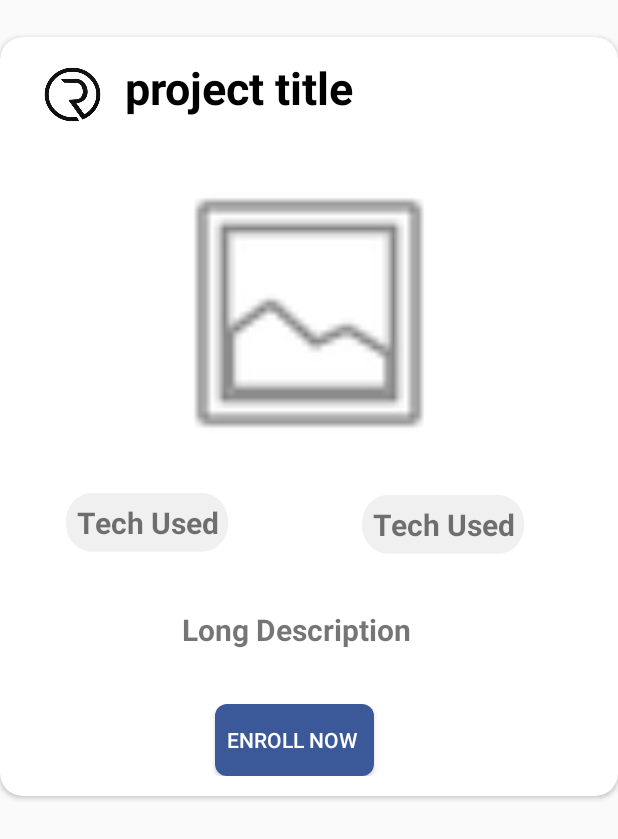
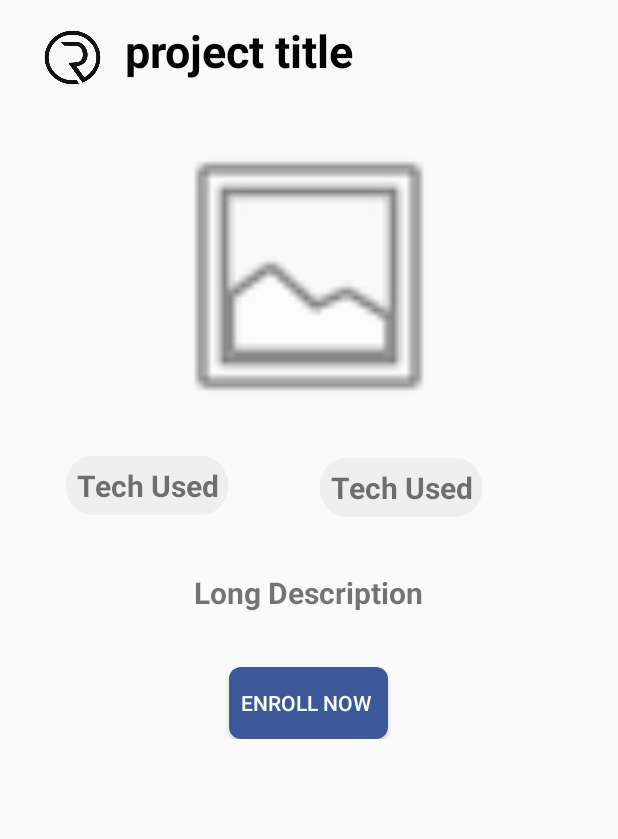
Before and after one commit to slkshatriya/RyftOfficial, an Android app: the layout fragment_details.xml on its own in the app's theme, with its tools: preview values and no code run, on a phone screen of 412 x 824 dp. Shown: the top 839 px of the screen. Run offline under Robolectric (Android 15) with nearby library versions, the phone set to English and light mode, and no system bars.

Commit message:
updated layout

```diff
--- a/app/build.gradle
+++ b/app/build.gradle
@@ -28,6 +28,7 @@ dependencies {
     implementation 'androidx.constraintlayout:constraintlayout:2.0.4'
     implementation 'androidx.cardview:cardview:1.0.0'
     implementation 'com.etebarian:meow-bottom-navigation-java:1.2.0'
+    implementation 'de.hdodenhof:circleimageview:3.1.0'
     implementation 'androidx.recyclerview:recyclerview:1.1.0'
     implementation 'androidx.legacy:legacy-support-v4:1.0.0'
     testImplementation 'junit:junit:4.12'
--- a/app/src/main/java/com/technocrats/ryftofficial/DevFragment.java
+++ b/app/src/main/java/com/technocrats/ryftofficial/DevFragment.java
@@ -7,8 +7,6 @@ import android.view.View;
 import android.view.ViewGroup;
 import android.widget.TextView;
 
-import androidx.annotation.NonNull;
-import androidx.annotation.Nullable;
 import androidx.fragment.app.Fragment;
 
 
@@ -26,7 +24,7 @@ public class DevFragment extends Fragment {
         return inflater.inflate(R.layout.fragment_dev, container, false);
     }
 
-    @Override
+   /* @Override
     public void onViewCreated(@NonNull View view, @Nullable Bundle savedInstanceState) {
         super.onViewCreated(view, savedInstanceState);
         titleTextView=getView().findViewById(R.id.ProjectTitle);
@@ -48,5 +46,5 @@ public class DevFragment extends Fragment {
         techUsed2TextView.setText(intent.getExtras().getString("tech used 2"));
         techUsed3TextView.setText(intent.getExtras().getString("tech used 3"));
         techUsed4TextView.setText(intent.getExtras().getString("tech used 4"));
-    }
+    } */
 }
--- a/app/src/main/java/com/technocrats/ryftofficial/ProjectDetailActivity.java
+++ b/app/src/main/java/com/technocrats/ryftofficial/ProjectDetailActivity.java
@@ -1,10 +1,8 @@
 package com.technocrats.ryftofficial;
 
 import android.content.Intent;
-import android.graphics.Bitmap;
 import android.os.Bundle;
 import android.view.View;
-import android.widget.ImageView;
 import android.widget.TextView;
 
 import androidx.appcompat.app.AppCompatActivity;
@@ -78,14 +76,14 @@ public class ProjectDetailActivity extends AppCompatActivity {
 
         if(position==0)
         {
-            details.setTextSize(25);
+            details.setTextSize(20);
             dev.setTextSize(15);
 
         }
         if(position==1)
         {
             details.setTextSize(15);
-            dev.setTextSize(25);
+            dev.setTextSize(20);
 
         }
 
--- a/app/src/main/res/layout/fragment_details.xml
+++ b/app/src/main/res/layout/fragment_details.xml
@@ -6,14 +6,6 @@
     xmlns:app="http://schemas.android.com/apk/res-auto"
     tools:context=".DetailsFragment">
 
-
-    <androidx.cardview.widget.CardView
-        android:layout_marginBottom="10dp"
-        android:layout_marginTop="20dp"
-        android:layout_gravity="center"
-        app:cardCornerRadius="15dp"
-        android:layout_height="wrap_content"
-        android:layout_width="match_parent">
 
 
         <RelativeLayout
@@ -60,12 +52,11 @@
                 android:layout_height="wrap_content"
                 android:text="Tech Used"
                 android:textSize="20sp"
+                android:layout_marginStart="30dp"
                 android:textStyle="bold"
                 android:background="@drawable/ic_cat_bg"
                 android:gravity="center"
                 android:padding="6dp"
-                android:layout_alignLeft="@id/logo"
-                android:layout_marginLeft="20dp"
                 android:layout_below="@+id/dprojectImg"
                 android:layout_marginTop="20dp"
                 android:id="@+id/dtechUsed1"
@@ -76,7 +67,8 @@
                 android:layout_width="wrap_content"
                 android:layout_height="wrap_content"
                 android:layout_below="@+id/dprojectImg"
-                android:layout_marginStart="88dp"
+                android:layout_marginStart="60dp"
+                android:layout_centerHorizontal="true"
                 android:layout_marginTop="21dp"
                 android:layout_toEndOf="@+id/dtechUsed1"
                 android:background="@drawable/ic_cat_bg"
@@ -91,9 +83,7 @@
                 android:layout_width="wrap_content"
                 android:layout_height="wrap_content"
                 android:layout_below="@+id/dtechUsed1"
-                android:layout_alignStart="@+id/dProjectTitle"
-                android:layout_marginStart="38dp"
-
+                android:layout_centerInParent="true"
                 android:layout_marginTop="38dp"
                 android:text="Long Description"
                 android:textSize="20sp"
@@ -104,9 +94,7 @@
                 android:layout_width="wrap_content"
                 android:layout_height="wrap_content"
                 android:layout_below="@+id/dlongDescription"
-                android:layout_alignLeft="@+id/dProjectTitle"
                 android:layout_centerInParent="true"
-                android:layout_marginLeft="60dp"
                 android:layout_marginTop="36dp"
                 android:background="@drawable/facebook_button_bg"
                 android:padding="8dp"
@@ -115,7 +103,6 @@
 
         </RelativeLayout>
 
-    </androidx.cardview.widget.CardView>
 
 
 
--- a/app/src/main/res/layout/tab_layout.xml
+++ b/app/src/main/res/layout/tab_layout.xml
@@ -15,7 +15,7 @@
         android:padding="7dp"
         android:layout_marginStart="25dp"
         android:layout_weight="1"
-        android:textSize="25sp">
+        android:textSize="20sp">
 
     </TextView>
     <TextView
```
Also changed, not shown: app/src/main/AndroidManifest.xml (+8 -5 lines), app/src/main/java/com/technocrats/ryftofficial/CustomAdapter.java (+15 -33 lines), app/src/main/java/com/technocrats/ryftofficial/DetailsFragment.java (+2 -5 lines), app/src/main/res/layout/fragment_dev.xml (+0 -8 lines), app/src/main/res/layout/fragment_profile.xml (+41 -16 lines).
